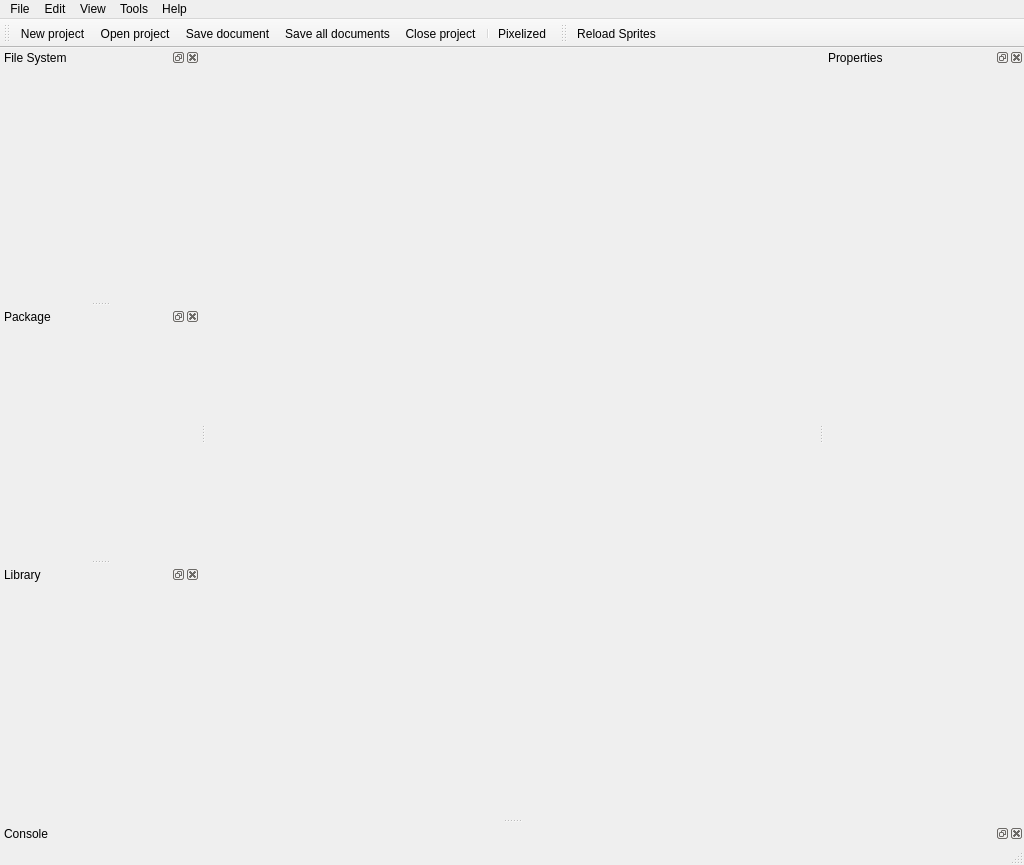
The window that Tools/QuickEd/UI/mainwindow.ui (xaoctech/dava.engine) describes before a commit, drawn with Qt 5.
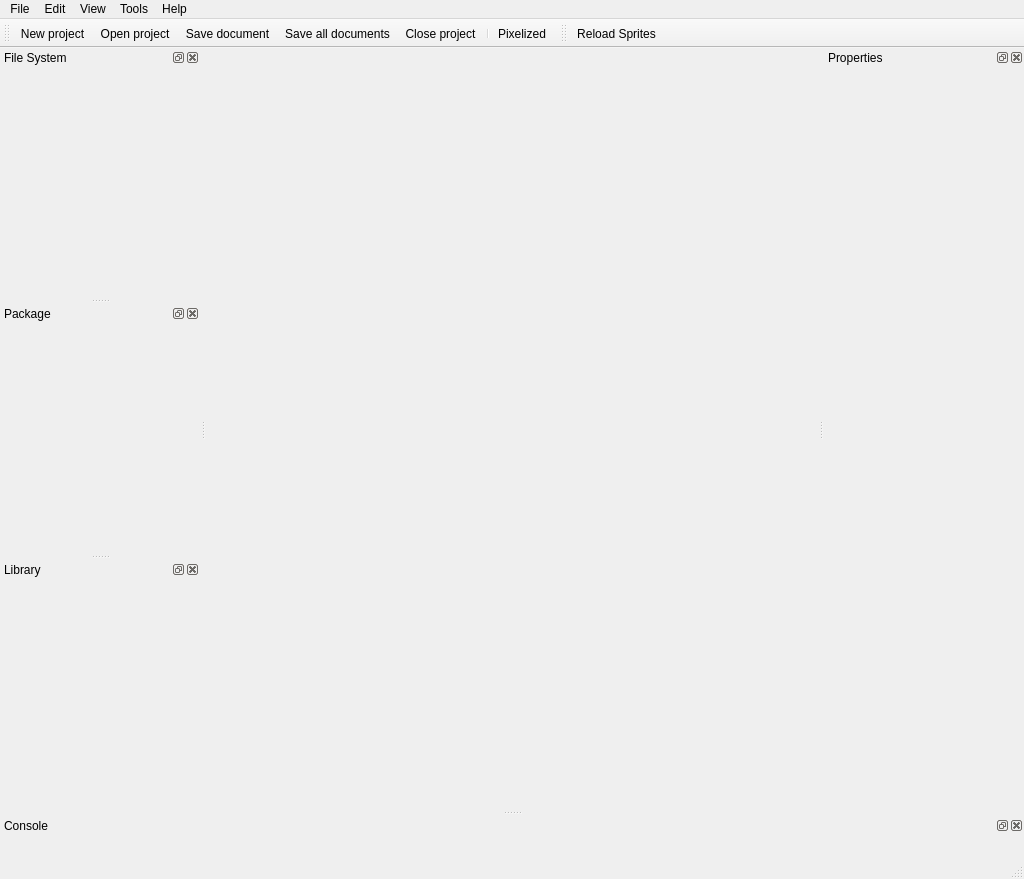
The same window after the commit. Icons and pictures are not drawn. Custom widgets are drawn as their Qt base class.

Commit message: [DF-8266] added console to dialog reload sprites

What changed in the file:
```diff
--- a/Tools/QuickEd/UI/mainwindow.ui
+++ b/Tools/QuickEd/UI/mainwindow.ui
@@ -247,7 +247,13 @@
    <attribute name="dockWidgetArea">
     <number>8</number>
    </attribute>
+   <widget class="QWidget" name="logWidgetContainer">
+    <layout class="QVBoxLayout" name="verticalLayout">
+     <item>
    <widget class="LogWidget" name="logWidget"/>
+     </item>
+    </layout>
+   </widget>
   </widget>
   <action name="actionOpen_project">
    <property name="enabled">
```
Lines whose indentation alone changed are shown as unchanged. The commit also changes 7 other files.
